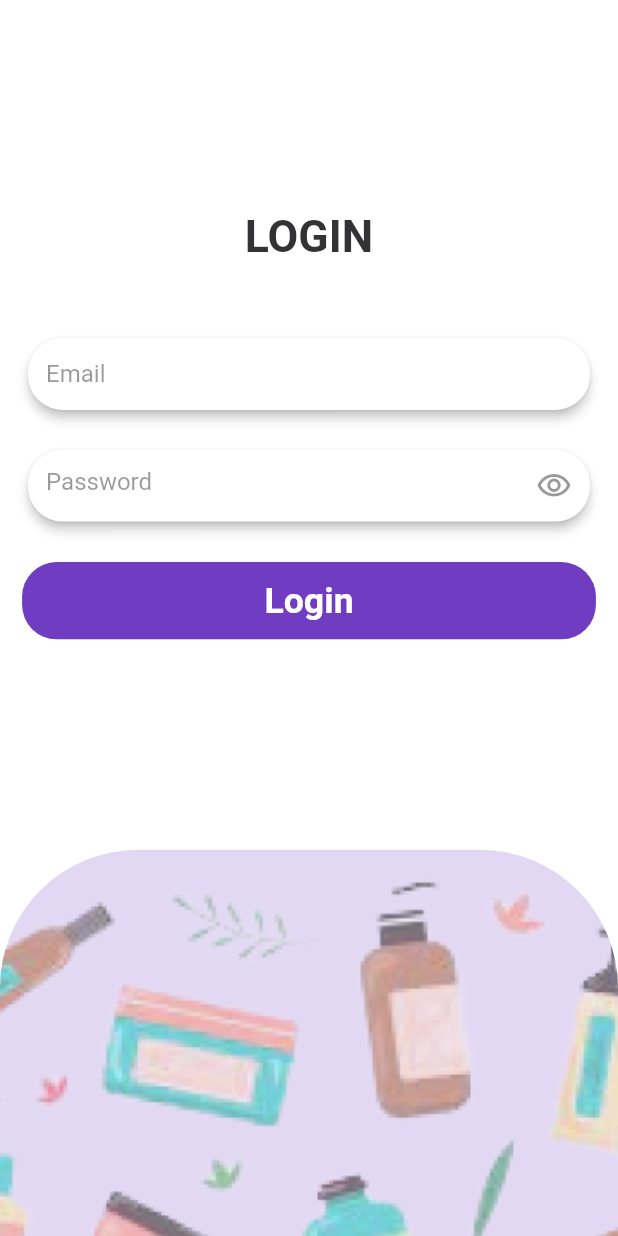
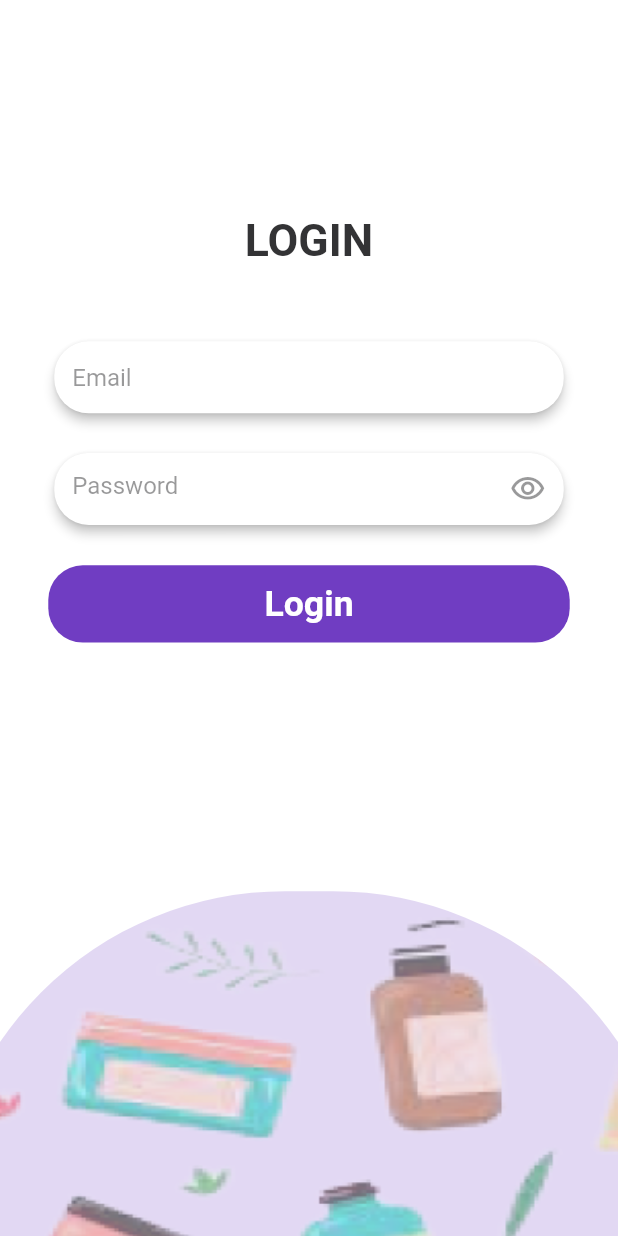
Before and after one commit to omar201999/expired_app, a Flutter app: the screen it shows after launch, on a phone screen of 412 x 824 dp. Run offline on Flutter 3.47's test engine with Material 2 defaults, Android fonts, the phone set to English and light mode, and no system bars; our stand-ins replace bloc, dio, flutter_bloc, flutter_easyloading, flutter_screenutil, fluttertoast and 2 more; missing offline and left inert: qr_code_scanner.

Commit message:
update login screen

```diff
--- a/lib/presentation/view/login_view.dart
+++ b/lib/presentation/view/login_view.dart
@@ -31,16 +31,16 @@ class LoginView extends StatelessWidget {
         }
       },
       builder: (context, state) {
-        return Scaffold(
+        return Stack(
+          children: [
+            Scaffold(
               body: Column(
-            mainAxisAlignment: MainAxisAlignment.center,
                 children: [
-              Expanded(
-                child: Center(
-                  child: Form(
+                  SizedBox(height:120.h),
+                  Form(
                     key: formKey,
                     child: Padding(
-                      padding:  EdgeInsets.all(16.r),
+                      padding:  EdgeInsets.all(35.r),
                       child: Column(
                         mainAxisAlignment: MainAxisAlignment.center,
                         children: [
@@ -100,19 +100,24 @@ class LoginView extends StatelessWidget {
                       ),
                     ),
                   ),
+
+                ],
               ),
             ),
-              Container(
-                width: MediaQuery.of(context).size.width,
+            Positioned(
+              bottom: 0,
+              right: -40.w,
+              left: -40.w,
+              child: Container(
+              height: 250.h,
               clipBehavior: Clip.antiAliasWithSaveLayer,
               decoration: BoxDecoration(
-                  borderRadius: BorderRadius.only(topLeft: Radius.circular(100.r),topRight:Radius.circular(100.r), ),
+                borderRadius: BorderRadius.only(topLeft: Radius.circular(500.r),topRight:Radius.circular(500.r), ),
                 color: const Color(0xFFE2D8F3),
               ),
               child: Image.asset(AssetsManager.loginImage,fit: BoxFit.fill,),
-              ),
+            ),)
           ],
-          ),
         );
       },
     );
```
Also changed, not shown: pubspec.lock. Lines whose indentation alone changed are shown as unchanged.
